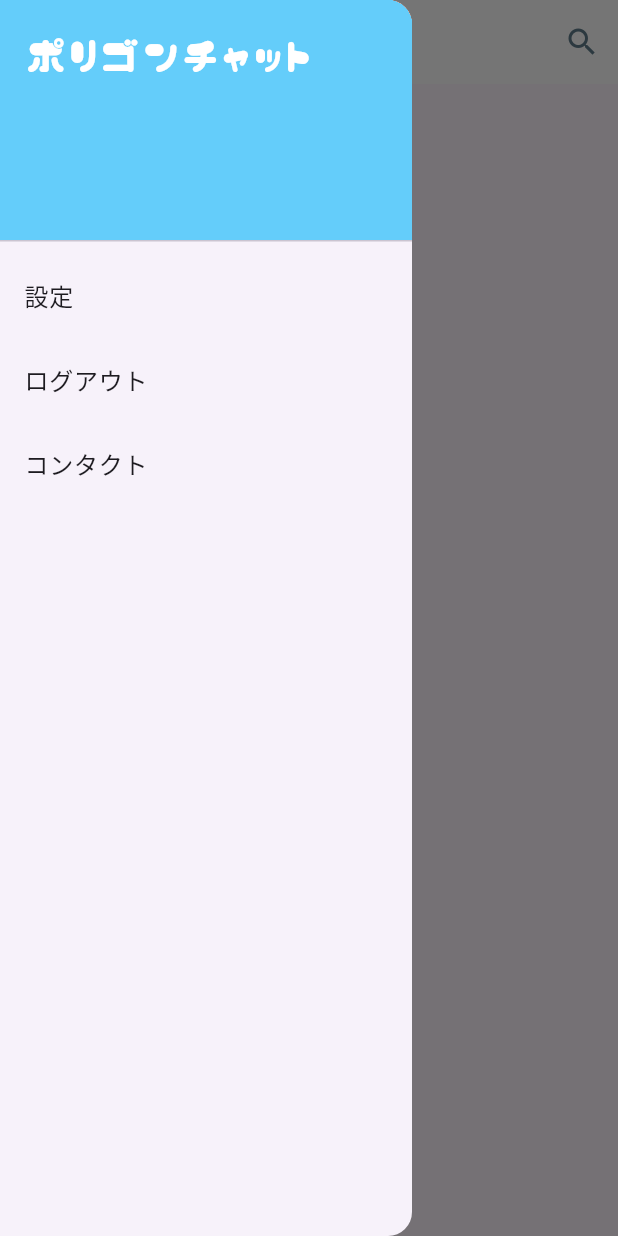
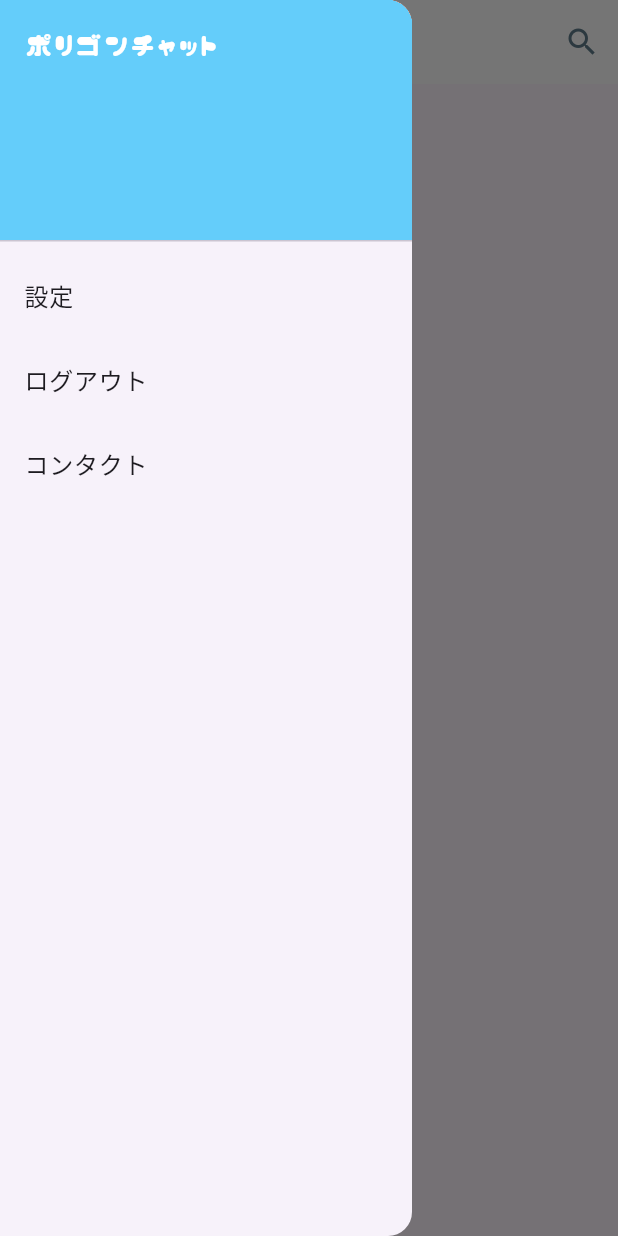
Before and after one commit to gaze11a/Polygon-chat, a Flutter app: the HomePage screen opened directly, with the side drawer open, on a phone screen of 412 x 824 dp. Run offline on Flutter 3.47's test engine with Material 3 defaults, Android fonts, the phone set to English and light mode, and no system bars; our stand-ins replace cloud_firestore, firebase_auth, firebase_core, firebase_messaging, firebase_storage, flutter_image_compress and 3 more; missing offline and left inert: firebase_app_check, flutter_email_sender; accounts and stored records are empty.

Commit message:
modified small things 4

```diff
--- a/lib/polygon_drawer.dart
+++ b/lib/polygon_drawer.dart
@@ -25,7 +25,7 @@ class PolygonDrawer extends StatelessWidget {
               child: Text(
                 "ポリゴンチャット",
                 style: TextStyle(
-                  fontSize: 30,
+                  fontSize: 20,
                   color: Colors.white,
                   fontFamily: 'pupupu',
                 ),
--- a/lib/routes/account/header_choice.dart
+++ b/lib/routes/account/header_choice.dart
@@ -56,7 +56,7 @@ class HeaderChoice extends StatelessWidget {
                         fit: BoxFit.fill,
                         image: userHeader?.isNotEmpty ?? false
                             ? NetworkImage(userHeader!)
-                            : const AssetImage('assets/preHeader.jpg')
+                            : const AssetImage('assets/preheader.jpg')
                                 as ImageProvider,
                         colorFilter: ColorFilter.mode(
                           Colors.black.withValues(),
--- a/pubspec.yaml
+++ b/pubspec.yaml
@@ -29,6 +29,7 @@ dependencies:
   flutter_launcher_icons: ^0.14.3
   flutter_email_sender: ^7.0.0
   cached_network_image: ^3.3.1
+  firebase_app_check: ^0.3.2+3
 
 dev_dependencies:
   flutter_test:
```
Also changed, not shown: lib/main.dart (+7 -0 lines), pubspec.lock, 6 other files.
